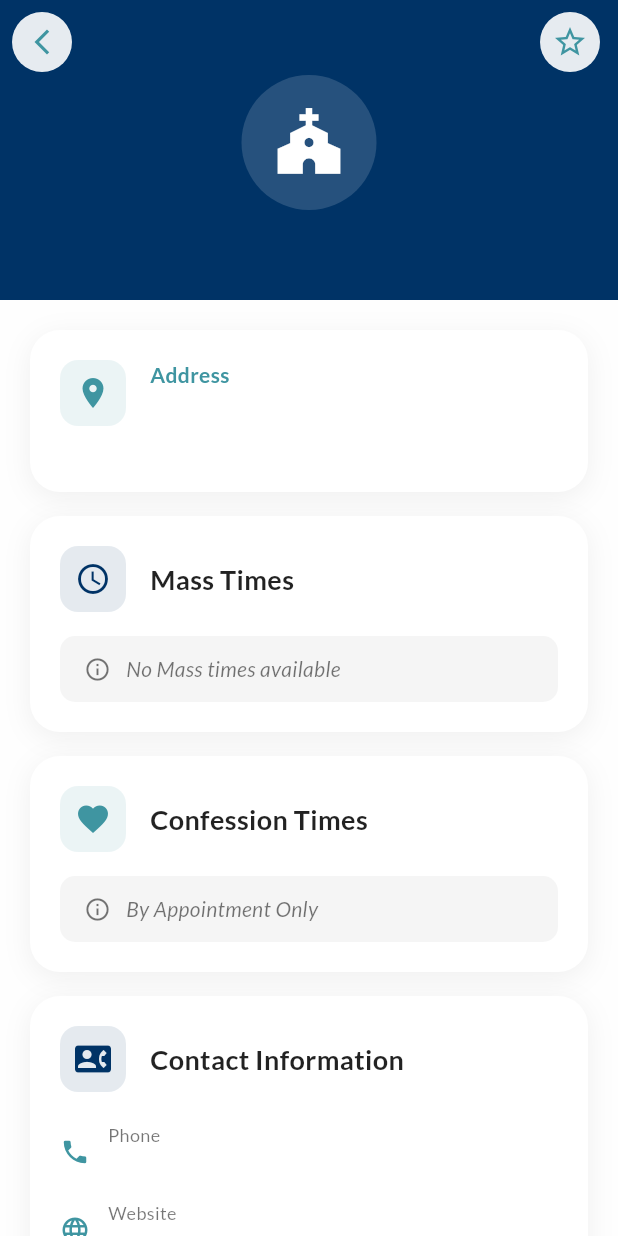
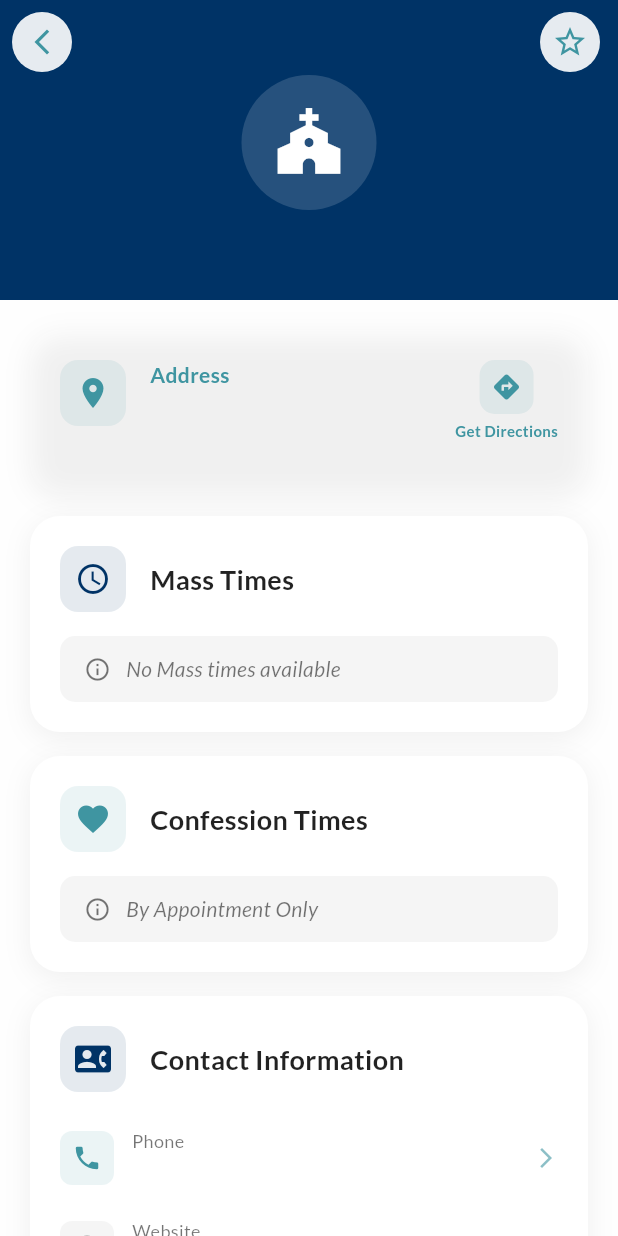
Before and after one commit to mfgarvin/MassGPT_app, a Flutter app: the ParishDetailPage screen opened directly with empty values, on a phone screen of 412 x 824 dp. Run offline on Flutter 3.47's test engine with Material 3 defaults, Android fonts, the phone set to English and light mode, and no system bars; our stand-ins replace cached_network_image, flutter_map, geolocator, google_fonts, latlong2, shared_preferences; accounts and stored records are empty.

Commit message:
Add tap-to-action contact info and parish image support
- Add url_launcher for opening maps, making calls, and browsing websites
- Address card now opens Google Maps with directions
- Phone numbers are tappable to initiate calls
- Websites are tappable to open in browser
- Add cached_network_image for efficient image loading
- Add optional imageUrl field to Parish model
- Parish detail header shows image with gradient overlay or placeholder
- Update CLAUDE.md with documentation and future Google Places API notes

🤖 Generated with [Claude Code](https://claude.com/claude-code)

Co-Authored-By: Claude Opus 4.5 <noreply@anthropic.com>

```diff
--- a/lib/models/parish.dart
+++ b/lib/models/parish.dart
@@ -10,6 +10,7 @@ class Parish {
   final String? contactInfo;
   final double? latitude;
   final double? longitude;
+  final String? imageUrl;
 
   Parish({
     required this.name,
@@ -23,6 +24,7 @@ class Parish {
     this.contactInfo,
     this.latitude,
     this.longitude,
+    this.imageUrl,
   });
 
   factory Parish.fromJson(Map<String, dynamic> json) {
@@ -55,6 +57,7 @@ class Parish {
       longitude: json['longitude'] != null
           ? json['longitude'].toDouble()
           : null,
+      imageUrl: json['image_url'],
     );
   }
 }
--- a/lib/pages/parish_detail_page.dart
+++ b/lib/pages/parish_detail_page.dart
@@ -1,5 +1,7 @@
 import 'package:flutter/material.dart';
 import 'package:google_fonts/google_fonts.dart';
+import 'package:url_launcher/url_launcher.dart';
+import 'package:cached_network_image/cached_network_image.dart';
 import '../models/parish.dart';
 import '../main.dart' show kPrimaryColor, kSecondaryColor, kBackgroundColor, kBackgroundColorDark, kCardColor, kCardColorDark, favoritesManager, themeNotifier;
 
@@ -32,6 +34,142 @@ class _ParishDetailPageState extends State<ParishDetailPage> {
   }
 
   Parish get parish => widget.parish;
+
+  Future<void> _launchMaps() async {
+    final address = '${parish.address}, ${parish.city} ${parish.zipCode}';
+    final encodedAddress = Uri.encodeComponent(address);
+    final Uri mapsUrl = Uri.parse('https://www.google.com/maps/search/?api=1&query=$encodedAddress');
+
+    if (await canLaunchUrl(mapsUrl)) {
+      await launchUrl(mapsUrl, mode: LaunchMode.externalApplication);
+    }
+  }
+
+  Future<void> _launchPhone() async {
+    final phoneNumber = parish.phone.replaceAll(RegExp(r'[^\d+]'), '');
+    final Uri phoneUrl = Uri.parse('tel:$phoneNumber');
+
+    if (await canLaunchUrl(phoneUrl)) {
+      await launchUrl(phoneUrl);
+    }
+  }
+
+  Future<void> _launchWebsite() async {
+    if (parish.website.isEmpty || parish.website == 'No Website') return;
+
+    String url = parish.website;
+    if (!url.startsWith('http://') && !url.startsWith('https://')) {
+      url = 'https://$url';
+    }
+
+    final Uri websiteUrl = Uri.parse(url);
+    if (await canLaunchUrl(websiteUrl)) {
+      await launchUrl(websiteUrl, mode: LaunchMode.externalApplication);
+    }
+  }
+
+  Widget _buildHeaderBackground() {
+    final hasImage = parish.imageUrl != null && parish.imageUrl!.isNotEmpty;
+
+    if (hasImage) {
+      // Show actual parish image with gradient overlay
+      return Stack(
+        fit: StackFit.expand,
+        children: [
+          CachedNetworkImage(
+            imageUrl: parish.imageUrl!,
+            fit: BoxFit.cover,
+            placeholder: (context, url) => _buildPlaceholderBackground(),
+            errorWidget: (context, url, error) => _buildPlaceholderBackground(),
+          ),
+          // Gradient overlay for text readability
+          Container(
+            decoration: BoxDecoration(
+              gradient: LinearGradient(
+                begin: Alignment.topCenter,
+                end: Alignment.bottomCenter,
+                colors: [
+                  Colors.black.withOpacity(0.3),
+                  Colors.black.withOpacity(0.7),
+                ],
+              ),
+            ),
+          ),
+          // Parish name at bottom
+          Positioned(
+            bottom: 20,
+            left: 24,
+            right: 24,
+            child: Text(
+              parish.name,
+              style: GoogleFonts.lato(
+                fontSize: 24,
+                fontWeight: FontWeight.bold,
+                color: Colors.white,
+                shadows: [
+                  Shadow(
+                    offset: const Offset(0, 1),
+                    blurRadius: 4,
+                    color: Colors.black.withOpacity(0.5),
+                  ),
+                ],
+              ),
+              textAlign: TextAlign.center,
+            ),
+          ),
+        ],
+      );
+    } else {
+      // Show placeholder background
+      return _buildPlaceholderBackground();
+    }
+  }
+
+  Widget _buildPlaceholderBackground() {
+    return Container(
+      decoration: BoxDecoration(
+        gradient: LinearGradient(
+          begin: Alignment.topCenter,
+          end: Alignment.bottomCenter,
+          colors: [
+            kSecondaryColor,
+            kSecondaryColor.withOpacity(0.8),
+          ],
+        ),
+      ),
+      child: Column(
+        mainAxisAlignment: MainAxisAlignment.center,
+        children: [
+          const SizedBox(height: 40),
+          Container(
+            padding: const EdgeInsets.all(20),
+            decoration: BoxDecoration(
+              color: Colors.white.withOpacity(0.15),
+              shape: BoxShape.circle,
+            ),
+            child: const Icon(
+              Icons.church,
+              size: 50,
+              color: Colors.white,
+            ),
+          ),
+          const SizedBox(height: 16),
+          Padding(
+            padding: const EdgeInsets.symmetric(horizontal: 24),
+            child: Text(
+              parish.name,
+              style: GoogleFonts.lato(
+                fontSize: 24,
+                fontWeight: FontWeight.bold,
+                color: Colors.white,
+              ),
+              textAlign: TextAlign.center,
+            ),
+          ),
+        ],
+      ),
+    );
+  }
 
   @override
   Widget build(BuildContext context) {
@@ -83,49 +221,7 @@ class _ParishDetailPageState extends State<ParishDetailPage> {
               ),
             ],
             flexibleSpace: FlexibleSpaceBar(
-              background: Container(
-                decoration: BoxDecoration(
-                  gradient: LinearGradient(
-                    begin: Alignment.topCenter,
-                    end: Alignment.bottomCenter,
-                    colors: [
-                      kSecondaryColor,
-                      kSecondaryColor.withOpacity(0.8),
-                    ],
-                  ),
-                ),
-                child: Column(
-                  mainAxisAlignment: MainAxisAlignment.center,
-                  children: [
-                    const SizedBox(height: 40),
-                    Container(
-                      padding: const EdgeInsets.all(20),
-                      decoration: BoxDecoration(
-                        color: Colors.white.withOpacity(0.15),
-                        shape: BoxShape.circle,
-                      ),
-                      child: const Icon(
-                        Icons.church,
-                        size: 50,
-                        color: Colors.white,
-                      ),
-                    ),
-                    const SizedBox(height: 16),
-                    Padding(
-                      padding: const EdgeInsets.symmetric(horizontal: 24),
-                      child: Text(
-                        parish.name,
-                        style: GoogleFonts.lato(
-                          fontSize: 24,
-                          fontWeight: FontWeight.bold,
-                          color: Colors.white,
-                        ),
-                        textAlign: TextAlign.center,
-                      ),
-                    ),
-                  ],
-                ),
-              ),
+              background: _buildHeaderBackground(),
             ),
           ),
           // Content
@@ -135,14 +231,17 @@ class _ParishDetailPageState extends State<ParishDetailPage> {
               child: Column(
                 crossAxisAlignment: CrossAxisAlignment.start,
                 children: [
-                  // Address Card
-                  _InfoCard(
+                  // Address Card (tappable to open in maps)
+                  _TappableInfoCard(
                     icon: Icons.location_on,
                     title: 'Address',
                     content: '${parish.address}\n${parish.city} ${parish.zipCode}',
                     color: kPrimaryColor,
                     cardColor: cardColor,
                     textColor: textColor,
+                    actionIcon: Icons.directions,
+                    actionLabel: 'Get Directions',
+                    onTap: _launchMaps,
                   ),
                   const SizedBox(height: 16),
 
@@ -230,22 +329,24 @@ class _ParishDetailPageState extends State<ParishDetailPage> {
             ],
           ),
           const SizedBox(height: 20),
-          // Phone
-          _ContactRow(
+          // Phone (tappable to call)
+          _TappableContactRow(
             icon: Icons.phone,
             label: 'Phone',
             value: parish.phone,
             textColor: textColor,
             subtextColor: subtextColor,
+            onTap: parish.phone != 'No Phone Listed' ? _launchPhone : null,
           ),
           const SizedBox(height: 12),
-          // Website
-          _ContactRow(
+          // Website (tappable to open)
+          _TappableContactRow(
             icon: Icons.language,
             label: 'Website',
-            value: parish.website ?? 'N/A',
+            value: parish.website.isNotEmpty ? parish.website : 'N/A',
             textColor: textColor,
             subtextColor: subtextColor,
+            onTap: (parish.website.isNotEmpty && parish.website != 'No Website') ? _launchWebsite : null,
           ),
         ],
       ),
@@ -253,29 +354,40 @@ class _ParishDetailPageState extends State<ParishDetailPage> {
   }
 }
 
-class _InfoCard extends StatelessWidget {
+class _TappableInfoCard extends StatelessWidget {
   final IconData icon;
   final String title;
   final String content;
   final Color color;
   final Color cardColor;
   final Color textColor;
+  final IconData actionIcon;
+  final String actionLabel;
+  final VoidCallback? onTap;
 
-  const _InfoCard({
+  const _TappableInfoCard({
     required this.icon,
     required this.title,
     required this.content,
     required this.color,
     required this.cardColor,
     required this.textColor,
+    required this.actionIcon,
+    required this.actionLabel,
+    this.onTap,
   });
 
   @override
   Widget build(BuildContext context) {
-    return Container(
+    return Material(
+      color: cardColor,
+      borderRadius: BorderRadius.circular(20),
+      child: InkWell(
+        onTap: onTap,
+        borderRadius: BorderRadius.circular(20),
+        child: Container(
           padding: const EdgeInsets.all(20),
           decoration: BoxDecoration(
-        color: cardColor,
             borderRadius: BorderRadius.circular(20),
             boxShadow: [
               BoxShadow(
@@ -326,7 +438,37 @@ class _InfoCard extends StatelessWidget {
                   ],
                 ),
               ),
+              if (onTap != null) ...[
+                const SizedBox(width: 12),
+                Column(
+                  children: [
+                    Container(
+                      padding: const EdgeInsets.all(8),
+                      decoration: BoxDecoration(
+                        color: color.withOpacity(0.1),
+                        borderRadius: BorderRadius.circular(10),
+                      ),
+                      child: Icon(
+                        actionIcon,
+                        color: color,
+                        size: 20,
+                      ),
+                    ),
+                    const SizedBox(height: 4),
+                    Text(
+                      actionLabel,
+                      style: GoogleFonts.lato(
+                        fontSize: 10,
+                        color: color,
+                        fontWeight: FontWeight.w600,
+                      ),
+                    ),
                   ],
+                ),
+              ],
+            ],
+          ),
+        ),
       ),
     );
   }
@@ -460,32 +602,49 @@ class _ScheduleCard extends StatelessWidget {
   }
 }
 
-class _ContactRow extends StatelessWidget {
+class _TappableContactRow extends StatelessWidget {
   final IconData icon;
   final String label;
   final String value;
   final Color textColor;
   final Color subtextColor;
+  final VoidCallback? onTap;
 
-  const _ContactRow({
+  const _TappableContactRow({
     required this.icon,
     required this.label,
     required this.value,
     required this.textColor,
     required this.subtextColor,
+    this.onTap,
   });
 
   @override
   Widget build(BuildContext context) {
-    return Row(
+    final isClickable = onTap != null;
+
+    return InkWell(
+      onTap: onTap,
+      borderRadius: BorderRadius.circular(8),
+      child: Padding(
+        padding: const EdgeInsets.symmetric(vertical: 4, horizontal: 0),
+        child: Row(
           children: [
-        Icon(
+            Container(
+              padding: const EdgeInsets.all(8),
+              decoration: BoxDecoration(
+                color: (isClickable ? kPrimaryColor : Colors.grey).withOpacity(0.1),
+                borderRadius: BorderRadius.circular(8),
+              ),
+              child: Icon(
                 icon,
                 size: 20,
-          color: kPrimaryColor,
+                color: isClickable ? kPrimaryColor : Colors.grey,
+              ),
             ),
             const SizedBox(width: 12),
-        Column(
+            Expanded(
+              child: Column(
                 crossAxisAlignment: CrossAxisAlignment.start,
                 children: [
                   Text(
@@ -500,12 +659,23 @@ class _ContactRow extends StatelessWidget {
                     value,
                     style: GoogleFonts.lato(
                       fontSize: 15,
-                color: textColor,
+                      color: isClickable ? kPrimaryColor : textColor,
+                      decoration: isClickable ? TextDecoration.underline : null,
+                      decorationColor: kPrimaryColor,
                     ),
                   ),
                 ],
               ),
+            ),
+            if (isClickable)
+              Icon(
+                Icons.arrow_forward_ios,
+                size: 16,
+                color: kPrimaryColor.withOpacity(0.6),
+              ),
           ],
+        ),
+      ),
     );
   }
 }
--- a/pubspec.yaml
+++ b/pubspec.yaml
@@ -39,6 +39,8 @@ dependencies:
   flutter_map_cancellable_tile_provider: ^3.0.2
   flutter_dotenv: ^5.2.1
   shared_preferences: ^2.2.2
+  url_launcher: ^6.2.4
+  cached_network_image: ^3.3.1
 
   # The following adds the Cupertino Icons font to your application.
   # Use with the CupertinoIcons class for iOS style icons.
```
Also changed, not shown: pubspec.lock, 6 other files. Lines whose indentation alone changed are shown as unchanged.
